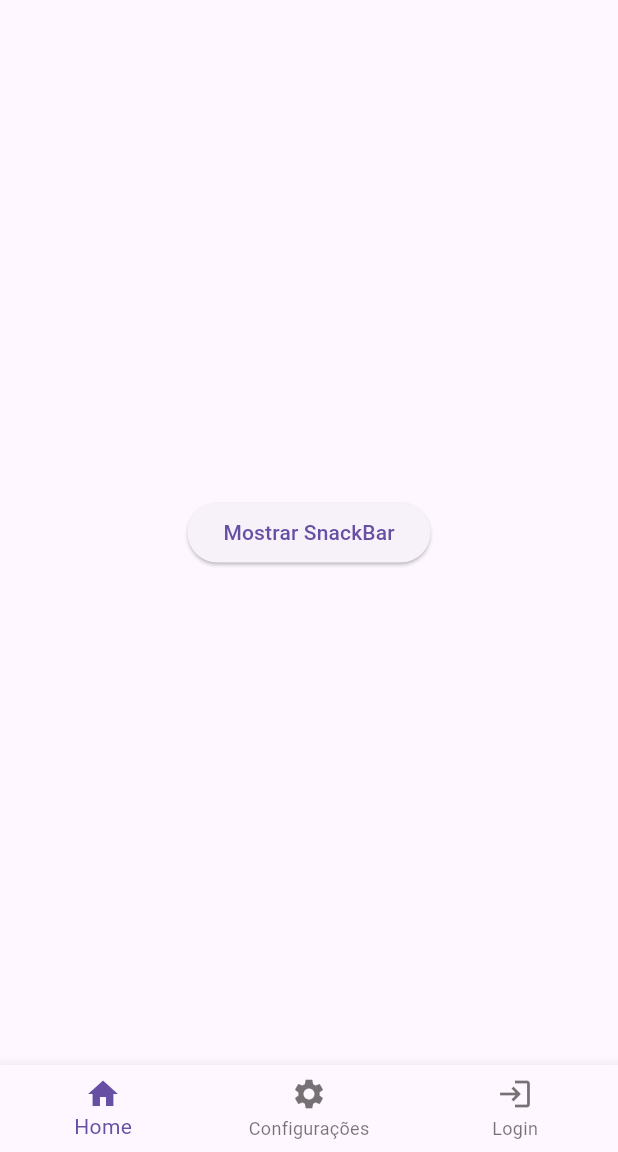
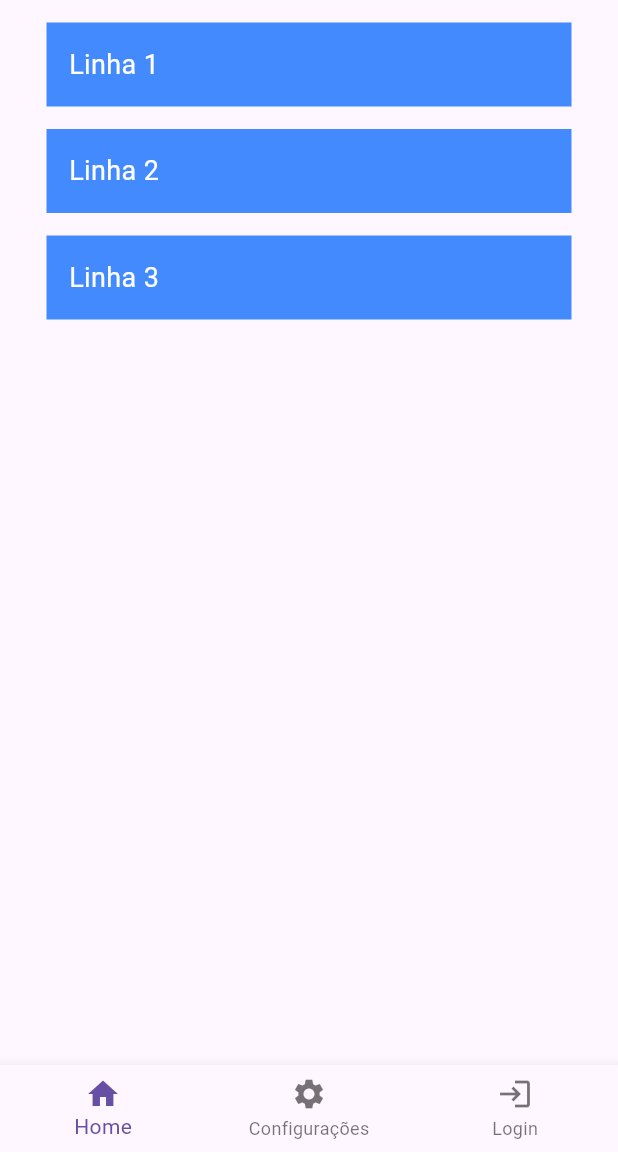
Before and after one commit to Vituhm/layout_teste, a Flutter app: the screen it shows after launch, on a phone screen of 412 x 824 dp, the part 84-1236 px from its top. Run offline on Flutter 3.47's test engine with Material 3 defaults, Android fonts, the phone set to English and light mode, and no system bars.

Commit message:
Nova versão com método para criar as linhas

```diff
--- a/layout/lib/Layout.dart
+++ b/layout/lib/Layout.dart
@@ -6,6 +6,23 @@ class Layout extends StatefulWidget {
 }
 
 class LayoutState extends State<Layout> {
+
+  Row criarRow(String texto){
+    return new Row(
+      mainAxisAlignment: MainAxisAlignment.center,
+      children: [
+        new Container(
+          margin: EdgeInsets.only(top: 15),
+          child: new Text(texto,
+            style: TextStyle(color: Colors.white, fontSize: 18,),),
+          //height: 50,
+          width: 350,
+          color: Colors.blueAccent,
+          padding: EdgeInsets.all(15)),
+      ],
+    );
+  }
+
   @override
   Widget build(BuildContext context) {
     return MaterialApp(
@@ -93,27 +110,36 @@ class LayoutState extends State<Layout> {
           )
         ),
 
-        // corpo
-        body: Center(
-          child: ElevatedButton(
-            child: Text("Mostrar SnackBar"),
-            onPressed: (){
-              final snackBar = SnackBar(
-                content: Text("Buenas"),
-                duration: new Duration(milliseconds: 2500),
-                behavior: SnackBarBehavior.floating,
-                action: SnackBarAction(
-                  label: "OK",
-                  onPressed: (){
-                    // ação ou método
-                  },
-                ),
-              );
+        // // corpo
+        // body: Center(
+        //   child: ElevatedButton(
+        //     child: Text("Mostrar SnackBar"),
+        //     onPressed: (){
+        //       final snackBar = SnackBar(
+        //         content: Text("Buenas"),
+        //         duration: new Duration(milliseconds: 2500),
+        //         behavior: SnackBarBehavior.floating,
+        //         action: SnackBarAction(
+        //           label: "OK",
+        //           onPressed: (){
+        //             // ação ou método
+        //           },
+        //         ),
+        //       );
 
-              // Exibindo o SnackBar usando o ScaffoldMessenger
-              ScaffoldMessenger.of(context).showSnackBar(snackBar);
-            },
-          ),
+        //       // Exibindo o SnackBar usando o ScaffoldMessenger
+        //       ScaffoldMessenger.of(context).showSnackBar(snackBar);
+        //     },
+        //   ),
+        // ),
+
+        // Corpo (body)
+        body: new Column(
+          children: [
+            criarRow("Linha 1"),
+            criarRow("Linha 2"),
+            criarRow("Linha 3")
+          ],
         ),
 
         // barra de ícones (bottomNavigationBar)
```
